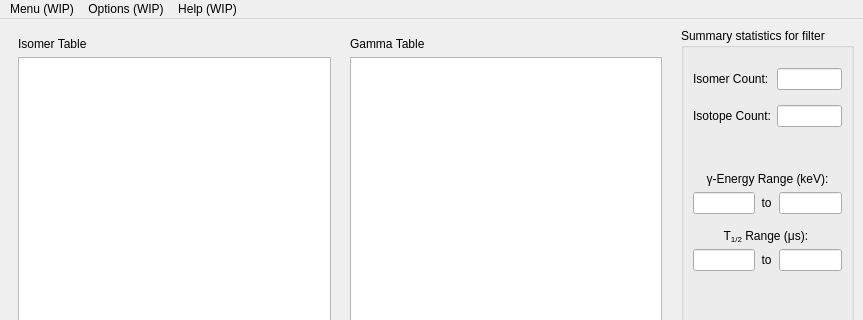
Above: w_Isomer/w_IsomerAPI.ui from LISEcute/IsomerAPI before the change; both pictures show x 0 to 863 and y 0 to 320 of the 863 by 633 pixel window. Below: the same form after it.
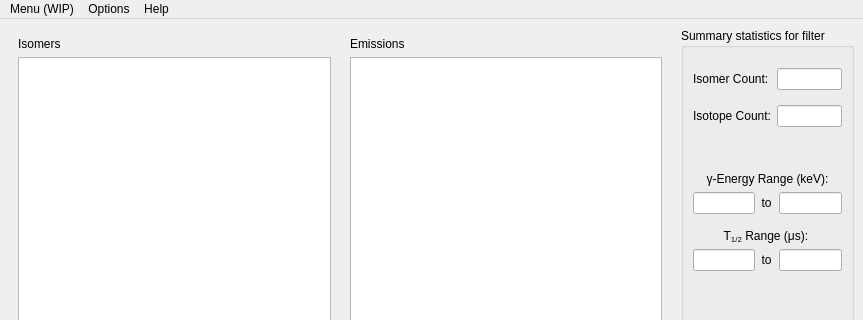
That is the form after the change. Icons and pictures are not drawn.

Commit message: small update, selected isotopes and about button working

The edit to the form file:
```diff
--- a/w_Isomer/w_IsomerAPI.ui
+++ b/w_Isomer/w_IsomerAPI.ui
@@ -202,14 +202,14 @@
         <item row="0" column="0">
          <widget class="QLabel" name="label_7">
           <property name="text">
-           <string>Isomer Table</string>
+           <string>Isomers</string>
           </property>
          </widget>
         </item>
         <item row="0" column="2">
          <widget class="QLabel" name="label_10">
           <property name="text">
-           <string>Gamma Table</string>
+           <string>Emissions</string>
           </property>
          </widget>
         </item>
@@ -1095,13 +1095,13 @@
    </widget>
    <widget class="QMenu" name="menuabout_page">
     <property name="title">
-     <string>Help (WIP)</string>
+     <string>Help</string>
     </property>
     <addaction name="actionAbout"/>
    </widget>
    <widget class="QMenu" name="menuOptions_WIP">
     <property name="title">
-     <string>Options (WIP)</string>
+     <string>Options</string>
     </property>
     <widget class="QMenu" name="menuView_Select">
      <property name="title">
```
Left out of the diff: 14 changed lines with no effect on the pictures. The commit also changes 7 other files.
